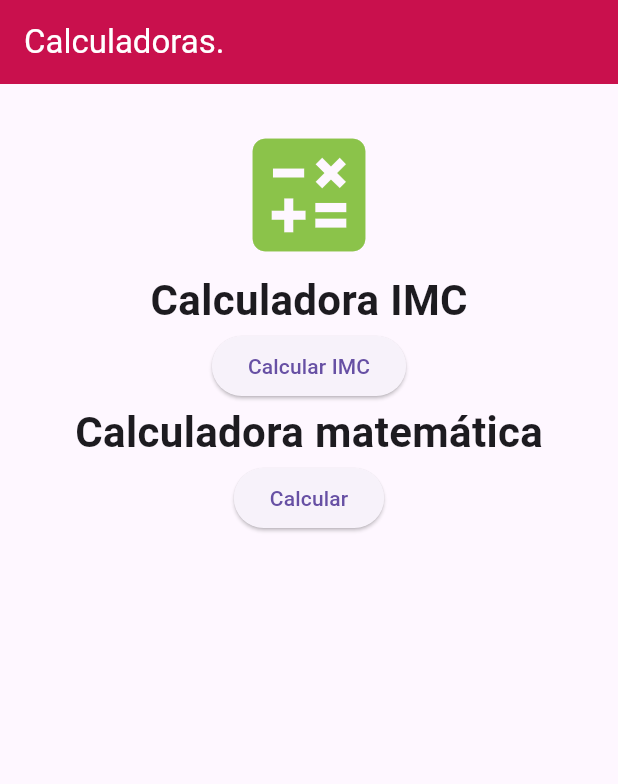
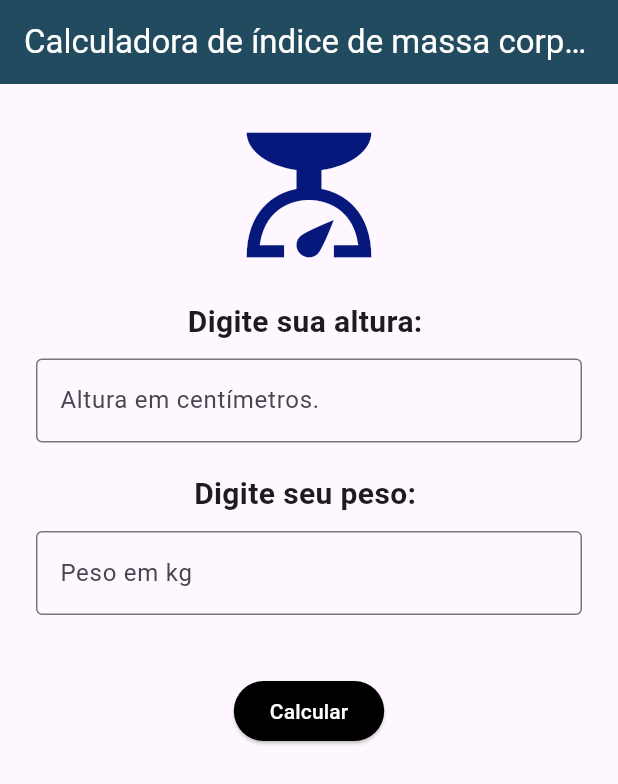
Before and after one commit to VitorAlvesss/CalculadoraDeImc-E-MatematicaEmFlutterDart, a Flutter app: the screen it shows after launch, on a phone screen of 412 x 824 dp. Shown: the top 784 px of the screen. Run offline on Flutter 3.47's test engine with Material 3 defaults, Android fonts, the phone set to English and light mode, and no system bars.

Commit message:
Adicionando tela de cálculo do imc com os elementos básicas. Ainda falta a implementação do cálculo.

```diff
--- a/lib/main.dart
+++ b/lib/main.dart
@@ -1,3 +1,4 @@
+import 'package:calculadoras/paginas/telaImc.dart';
 import 'package:calculadoras/paginas/tela_principal.dart';
 import 'package:flutter/material.dart';
 
@@ -23,7 +24,7 @@ class MyApp extends StatelessWidget {
         useMaterial3: true,
       ),
       //define qual seria a primeira tela a ser exibida.
-      home: TelaPrincipal(),
+      home: telaCalculoImc(),
     );
   }
 }
--- /dev/null
+++ b/lib/paginas/telaImc.dart
@@ -0,0 +1,95 @@
+import 'package:flutter/material.dart';
+
+class telaCalculoImc extends StatefulWidget{
+  const telaCalculoImc({super.key});
+
+  @override
+  State<telaCalculoImc> createState() => _tela_imc();
+}
+
+class _tela_imc extends State<telaCalculoImc> {
+  double altura = 0.0;
+  final _alturaController = TextEditingController();
+
+  double peso = 0.0;
+  final _pesoController = TextEditingController();
+
+  @override
+  Widget build(BuildContext context){
+    return Scaffold(
+      appBar: AppBar(
+        title: const Text("Calculadora de índice de massa corporal."),
+        backgroundColor: const Color.fromARGB(255, 35, 75, 95),
+        foregroundColor: Colors.white,
+      ),
+
+      body: Padding(
+        padding: const EdgeInsets.all(24),
+        child: Column(
+          children: [
+            const Icon(
+              Icons.scale,
+              size: 100,
+              color: Color.fromARGB(255, 6, 24, 124),
+            ),
+
+            const SizedBox(height: 20),
+
+            const Text(
+              "Digite sua altura: ",
+              style: TextStyle(
+                fontSize: 20,
+                fontWeight: FontWeight.bold,
+              ),
+            ),
+
+            const SizedBox(height: 10),
+
+            TextField(
+              controller: _alturaController,
+              decoration: InputDecoration(
+                hintText: 'Altura em centímetros.',
+                border: OutlineInputBorder()
+              ),
+            ),
+
+            const SizedBox(height: 20),
+
+
+            const Text(
+              "Digite seu peso: ",
+              style: TextStyle(
+                fontSize: 20,
+                fontWeight: FontWeight.bold,
+              ),
+            ),
+
+            const SizedBox(height: 10),
+
+            TextField(
+              controller: _pesoController,
+              decoration: InputDecoration(
+                hintText: 'Peso em kg',
+                border: OutlineInputBorder()
+              ),
+            ),
+
+            const SizedBox(height: 40),
+
+            ElevatedButton(
+              style: ElevatedButton.styleFrom(
+                backgroundColor: Colors.black,
+                foregroundColor: Colors.white,
+              ),
+                onPressed: () {},
+                child: const Text('Calcular')
+              ),
+
+
+          ],
+        )
+      )
+
+    );
+  }
+}
--- a/lib/paginas/tela_principal.dart
+++ b/lib/paginas/tela_principal.dart
@@ -33,6 +33,8 @@ class TelaPrincipal extends StatelessWidget {
                 color: Colors.lightGreen
               ),
 
+              const SizedBox(height: 16),
+
               const Text(
                 'Calculadora IMC',
                 style: TextStyle(
```
